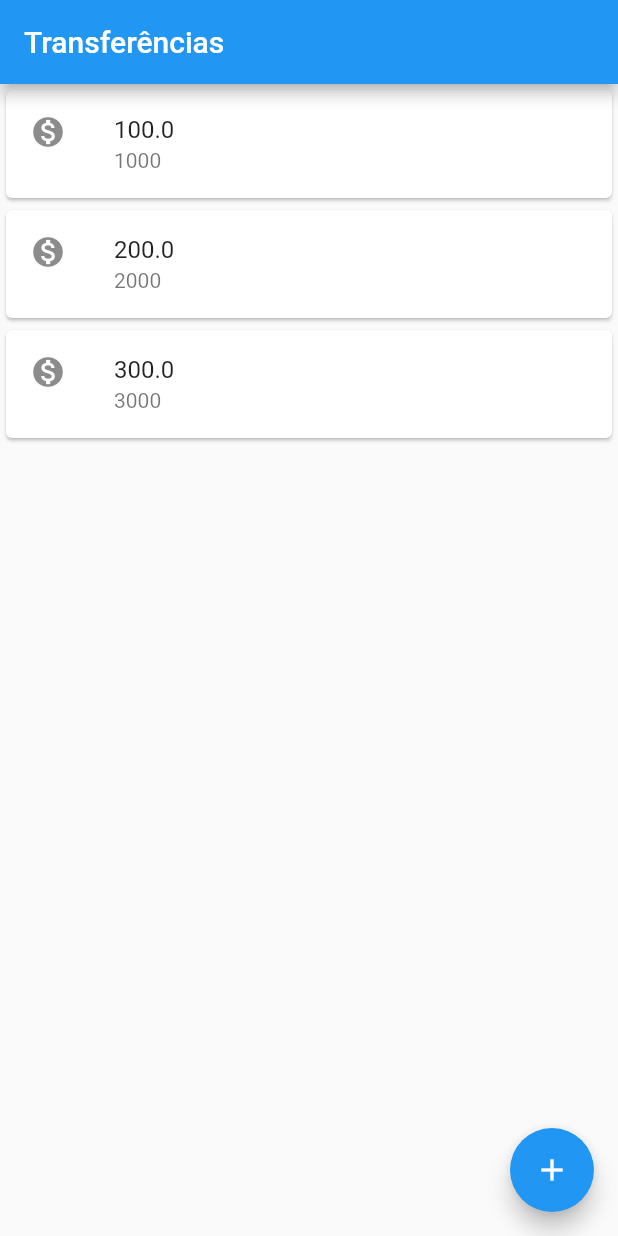
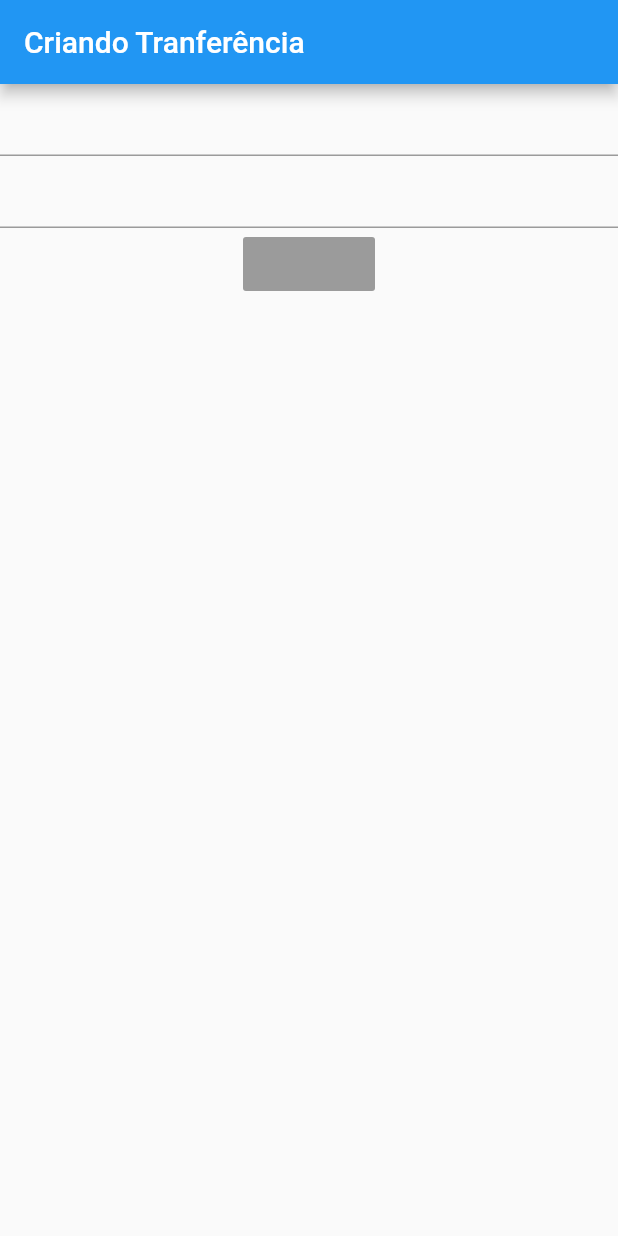
Before and after one commit to AbnerWCR/Aprendendo_Flutter, a Flutter app: the screen it shows after launch, on a phone screen of 412 x 824 dp. Run offline on Flutter 3.47's test engine with Material 2 defaults, Android fonts, the phone set to English and light mode, and no system bars.

```diff
--- a/hello_word/lib/main.dart
+++ b/hello_word/lib/main.dart
@@ -1,32 +1,51 @@
 import 'package:flutter/material.dart';
 
-void main() => runApp(MaterialApp(
+void main() => runApp(BytebankApp());
+
+class BytebankApp extends StatelessWidget {
+  @override
+  Widget build(BuildContext context) {
+    return MaterialApp(
       home: Scaffold(
-        body: ListaTransferencias(),
-        appBar: AppBar(
-          title: Text('Transferências'),
-        ),
-        floatingActionButton: FloatingActionButton(
-          child: Icon(Icons.add),
-        ),
+        body: FormularioTranferencia(),
       ),
-    ));
+    );
+  }
+}
+
+class FormularioTranferencia extends StatelessWidget {
+  @override
+  Widget build(BuildContext context) {
+    return Scaffold(
+      appBar: AppBar(
+        title: Text('Criando Tranferência'),
+      ),
+      body: Column(
+        children: <Widget>[
+          TextField(),
+          TextField(),
+          RaisedButton(),
+        ]
+      ),
+    );
+  }
+}
 
 class ListaTransferencias extends StatelessWidget {
   @override
   Widget build(BuildContext context) {
-    return Column(
-      children: <Widget>[
+    return Scaffold(
+      appBar: AppBar(title: Text('Transferências')),
+      body: Column(children: <Widget>[
         ItemTransferencia(Transferencia(100.0, 1000)),
         ItemTransferencia(Transferencia(200.0, 2000)),
         ItemTransferencia(Transferencia(300.0, 3000)),
-      ],
+      ]),
     );
   }
 }
 
 class ItemTransferencia extends StatelessWidget {
-
   final Transferencia _transferencia;
 
   ItemTransferencia(this._transferencia);
```
Also changed, not shown: 1 other file.
